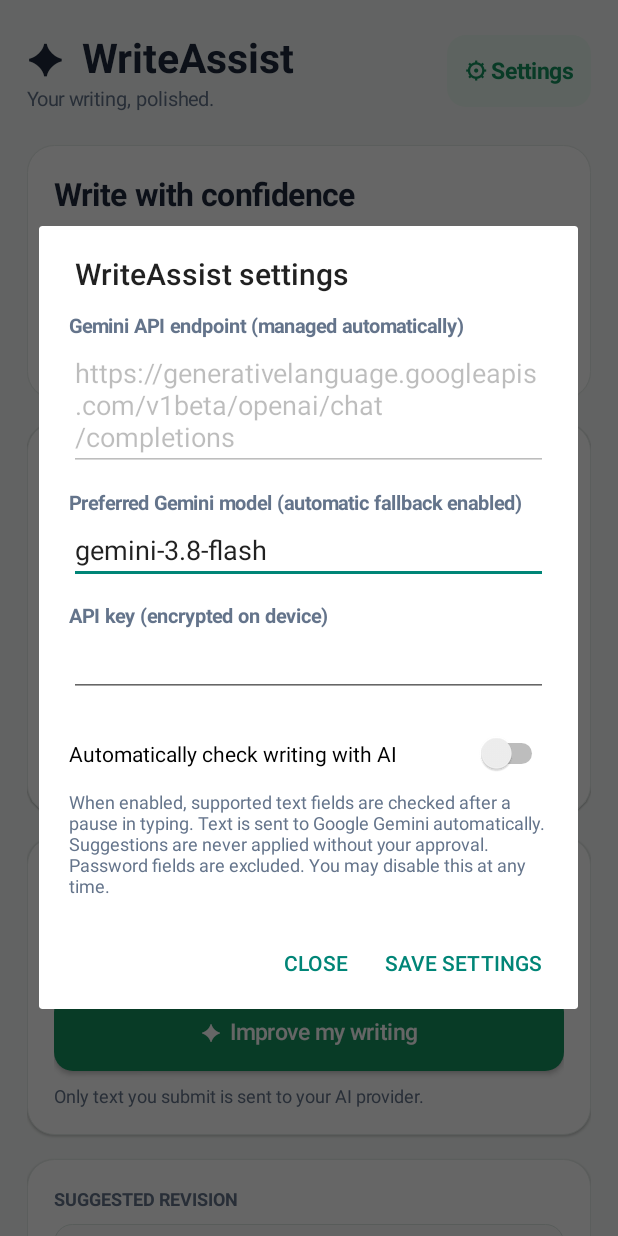
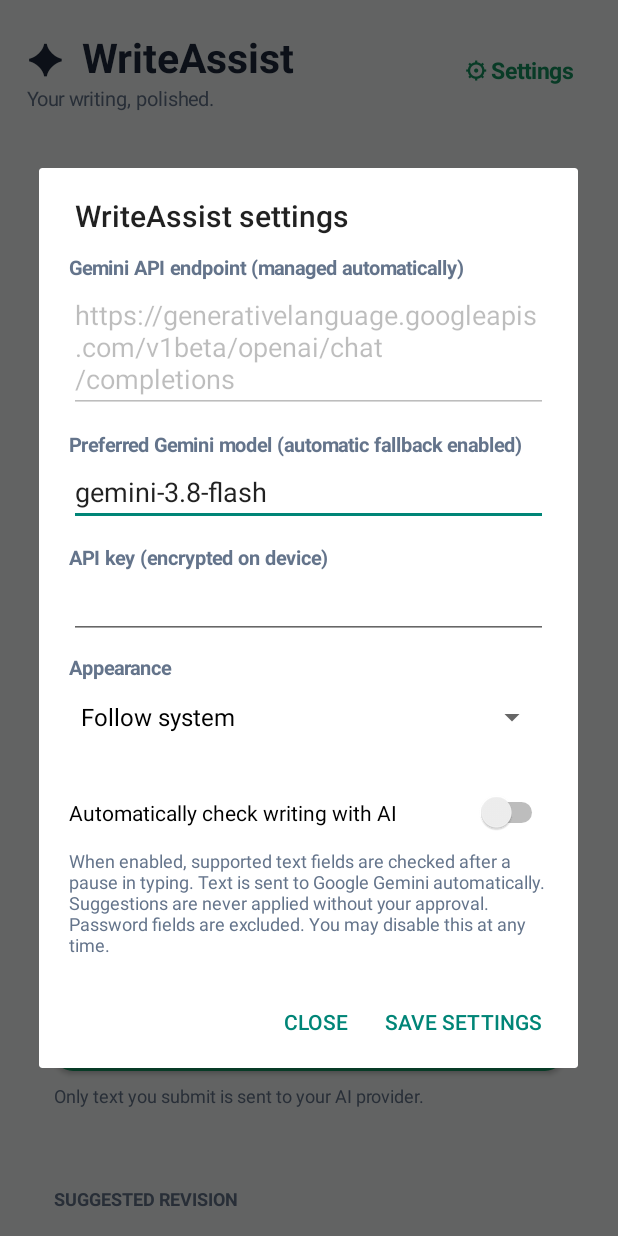
Before and after one commit to chrisfields55/writeassist-android, an Android app: the screen it shows after launch (MainActivity), after a tap on "⚙ Settings", on a phone screen of 412 x 824 dp. Run offline under Robolectric (Android 15) with nearby library versions, the phone set to English and light mode, and no system bars; pictures from the network do not load; 3 statements that could not run were skipped; 1 other tap on this screen came first.

Commit message:
Add system light and dark appearance for WriteAssist app

```diff
--- a/app/src/main/java/com/example/writeassist/MainActivity.kt
+++ b/app/src/main/java/com/example/writeassist/MainActivity.kt
@@ -44,11 +44,11 @@ class MainActivity : Activity() {
     private var sourceFromAccessibility: String? = null
     private var sourcePackage: String? = null
 
-    private val ink = Color.rgb(30, 41, 59)
-    private val muted = Color.rgb(100, 116, 139)
+    private val ink get() = if (AppTheme.isDark(this)) Color.rgb(231, 240, 236) else Color.rgb(30, 41, 59)
+    private val muted get() = if (AppTheme.isDark(this)) Color.rgb(168, 184, 178) else Color.rgb(100, 116, 139)
     private val green = Color.rgb(21, 148, 96)
-    private val surface = Color.WHITE
-    private val canvasColor = Color.rgb(246, 249, 248)
+    private val surface get() = if (AppTheme.isDark(this)) Color.rgb(30, 40, 41) else Color.WHITE
+    private val canvasColor get() = if (AppTheme.isDark(this)) Color.rgb(16, 23, 25) else Color.rgb(246, 249, 248)
 
     private fun dp(v: Int) = (v * resources.displayMetrics.density).toInt()
     private fun shape(color: Int, radius: Int = 18, stroke: Int? = null): GradientDrawable =
@@ -70,7 +70,7 @@ class MainActivity : Activity() {
     }
     private fun card(parent: LinearLayout): LinearLayout {
         val child = vertical().apply {
-            background = shape(surface, 18, Color.rgb(229, 236, 233))
+            background = shape(surface, 18, if (AppTheme.isDark(this)) Color.rgb(57, 72, 68) else Color.rgb(229, 236, 233))
             setPadding(dp(18), dp(18), dp(18), dp(18))
             elevation = dp(1).toFloat()
         }
@@ -80,7 +80,7 @@ class MainActivity : Activity() {
     private fun action(text: String, primary: Boolean = false, onTap: () -> Unit): TextView =
         label(text, 15f, if (primary) Color.WHITE else green, true).apply {
             gravity = Gravity.CENTER
-            background = shape(if (primary) green else Color.rgb(234, 248, 240), 13)
+            background = shape(if (primary) green else if (AppTheme.isDark(this)) Color.rgb(23, 67, 53) else Color.rgb(234, 248, 240), 13)
             minHeight = dp(48)
             setPadding(dp(12), dp(12), dp(12), dp(12))
             setOnClickListener { onTap() }
@@ -92,7 +92,7 @@ class MainActivity : Activity() {
             textSize = 16f
             setTextColor(ink)
             setHintTextColor(muted)
-            background = shape(Color.rgb(250, 252, 251), 12, Color.rgb(221, 231, 226))
+            background = shape(if (AppTheme.isDark(this)) Color.rgb(35, 47, 47) else Color.rgb(250, 252, 251), 12, if (AppTheme.isDark(this)) Color.rgb(64, 83, 77) else Color.rgb(221, 231, 226))
             setPadding(dp(14), dp(12), dp(14), dp(12))
             gravity = Gravity.TOP
             minLines = lines
@@ -101,10 +101,10 @@ class MainActivity : Activity() {
         }
     override fun onCreate(savedInstanceState: Bundle?) {
         super.onCreate(savedInstanceState)
-        window.statusBarColor = Color.rgb(248, 251, 249)
+        window.statusBarColor = canvasColor
         window.navigationBarColor = canvasColor
-        window.decorView.systemUiVisibility = View.SYSTEM_UI_FLAG_LIGHT_STATUS_BAR or
-            View.SYSTEM_UI_FLAG_LIGHT_NAVIGATION_BAR
+        window.decorView.systemUiVisibility = if (AppTheme.isDark(this)) 0 else
+            View.SYSTEM_UI_FLAG_LIGHT_STATUS_BAR or View.SYSTEM_UI_FLAG_LIGHT_NAVIGATION_BAR
         processText = intent?.action == Intent.ACTION_PROCESS_TEXT
         readonly = intent?.getBooleanExtra(Intent.EXTRA_PROCESS_TEXT_READONLY, true) ?: true
         val accessibilityIncoming = intent?.getStringExtra("accessibility_text")
@@ -282,6 +282,19 @@ class MainActivity : Activity() {
         (apiKey.parent as? ViewGroup)?.removeView(apiKey)
         panel.addView(apiKey)
         addSpace(panel, 10)
+        panel.addView(label("Appearance", 13f, muted, true))
+        val appearance = Spinner(this).apply {
+            adapter = ArrayAdapter(this@MainActivity,
+                android.R.layout.simple_spinner_dropdown_item,
+                arrayOf("Follow system", "Light", "Dark"))
+            setSelection(when (prefs.getString("appearance", "system")) {
+                "light" -> 1
+                "dark" -> 2
+                else -> 0
+            })
+        }
+        panel.addView(appearance)
+        addSpace(panel, 12)
         val auto = Switch(this).apply {
             text = "Automatically check writing with AI"
             textSize = 14f
@@ -299,7 +312,9 @@ class MainActivity : Activity() {
             .setPositiveButton("Save settings") { _, _ ->
                 prefs.edit().putString("endpoint", endpoint.text.toString().trim())
                     .putString("model", model.text.toString().trim())
-                    .putBoolean("auto_ai", auto.isChecked).apply()
+                    .putBoolean("auto_ai", auto.isChecked)
+                    .putString("appearance", arrayOf("system", "light", "dark")[appearance.selectedItemPosition]).apply()
+                recreate()
                 try { ApiCredentials.save(this, apiKey.text.toString().trim()) }
                 catch (_: Exception) { Toast.makeText(this, "Unable to store API key securely", Toast.LENGTH_LONG).show() }
             }
```
